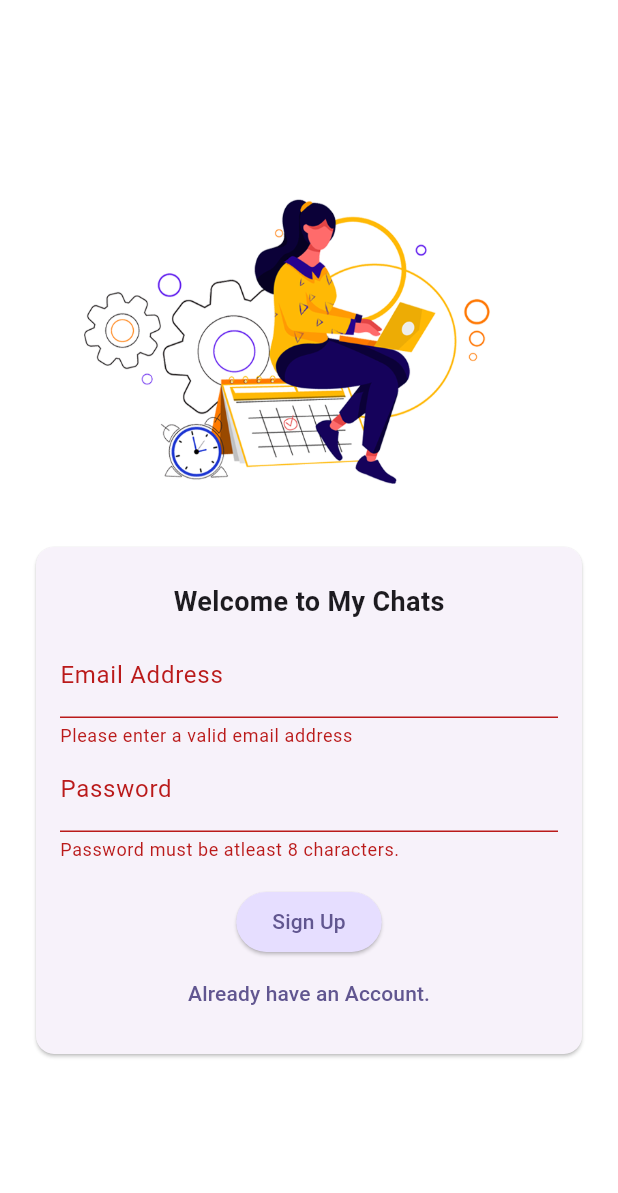
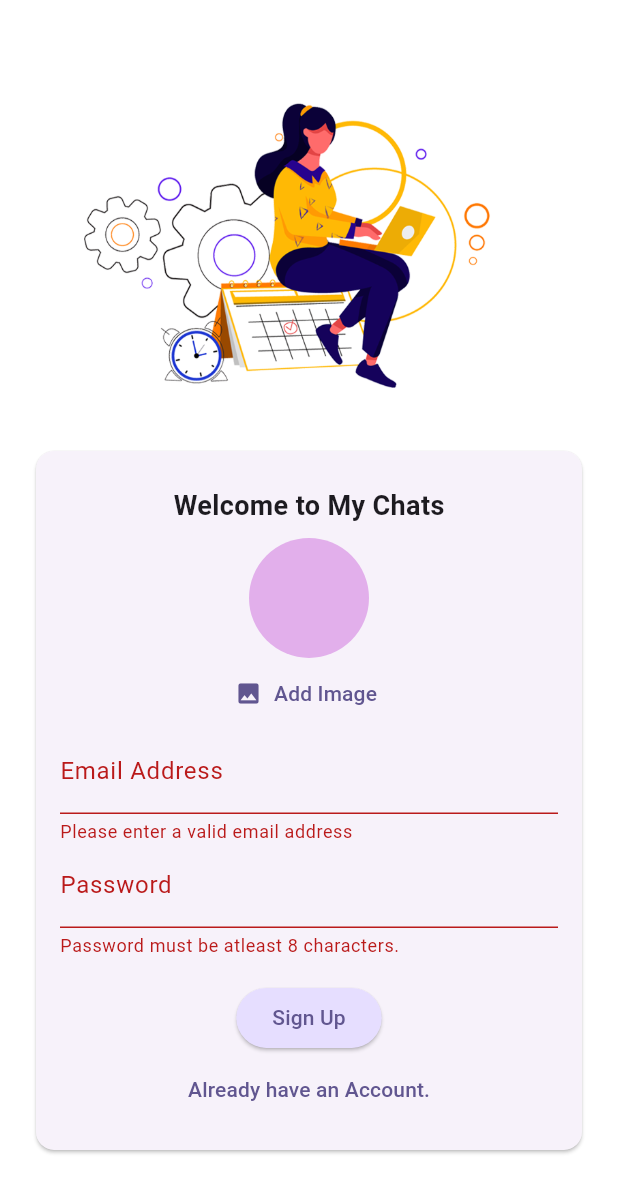
Before and after one commit to ANMOL-design/ChatApp, a Flutter app: the screen it shows after launch, after a tap on "Login", after a tap on "Create an Account", on a phone screen of 412 x 824 dp. Shown: the top 1193 px of the screen. Run offline on Flutter 3.47's test engine with Material 3 defaults, Android fonts, the phone set to English and light mode, and no system bars; our stand-ins replace firebase_auth, firebase_core, firebase_storage, image_picker; accounts and stored records are empty.

Commit message:
Upload Image to firebase, create database, added authhentication

```diff
--- a/lib/main.dart
+++ b/lib/main.dart
@@ -1,9 +1,12 @@
+import 'package:firebase_auth/firebase_auth.dart';
 import 'package:flutter/material.dart';
 
 import 'package:firebase_core/firebase_core.dart';
 import 'firebase_options.dart';
 
 import 'package:chat_app/screens/auth.dart';
+import 'package:chat_app/screens/chats.dart';
+import 'package:chat_app/screens/splash.dart';
 
 void main() async {
   WidgetsFlutterBinding.ensureInitialized();
@@ -21,11 +24,23 @@ class App extends StatelessWidget {
     return MaterialApp(
       title: 'FlutterChat',
       theme: ThemeData().copyWith(
+        // ignore: deprecated_member_use
         useMaterial3: true,
         colorScheme: ColorScheme.fromSeed(
             seedColor: const Color.fromARGB(255, 63, 17, 177)),
       ),
-      home: const AuthScreen(),
+      home: StreamBuilder(
+        stream: FirebaseAuth.instance.authStateChanges(),
+        builder: (ctx, snapshot) {
+          if (snapshot.connectionState == ConnectionState.waiting) {
+            return const SplashScreen();
+          }
+          if (snapshot.hasData) {
+            return const ChatScreen();
+          }
+          return const AuthScreen();
+        },
+      ),
     );
   }
 }
--- a/lib/screens/auth.dart
+++ b/lib/screens/auth.dart
@@ -1,4 +1,11 @@
+import 'dart:io';
 import 'package:flutter/material.dart';
+import 'package:firebase_auth/firebase_auth.dart';
+import 'package:firebase_storage/firebase_storage.dart';
+
+import 'package:chat_app/widgets/user_image_picker.dart';
+
+final _firebase = FirebaseAuth.instance;
 
 class AuthScreen extends StatefulWidget {
   const AuthScreen({super.key});
@@ -11,17 +18,69 @@ class AuthScreen extends StatefulWidget {
 
 class _AuthScreenState extends State<AuthScreen> {
   final _formKey = GlobalKey<FormState>();
+
+  File? _selectedImage;
+
   var _isLogin = true;
+  var isLoading = false;
   var _enteredEmail = '';
   var _enteredPassword = '';
 
-  void _submit() {
+  void _submit() async {
     final isValid = _formKey.currentState!.validate();
 
-    if (isValid) {
+    // checking that the image was selected
+    if (!isValid || !_isLogin && _selectedImage == null) {
+      // show error message ...
+      return;
+    }
+
     _formKey.currentState!.save();
-      print(_enteredEmail);
-      print(_enteredPassword);
+
+    try {
+      setState(() {
+        isLoading = true;
+      });
+      if (_isLogin) {
+        // Login User
+        await _firebase.signInWithEmailAndPassword(
+          email: _enteredEmail,
+          password: _enteredPassword,
+        );
+      } else {
+        // Sign Up
+        final userCredentials = await _firebase.createUserWithEmailAndPassword(
+          email: _enteredEmail,
+          password: _enteredPassword,
+        );
+
+        // upload the selected Image using Firebase Storage
+        final storageRef = FirebaseStorage.instance
+            .ref()
+            .child('user_images')
+            .child('${userCredentials.user!.uid}.jpg');
+
+        await storageRef.putFile(_selectedImage!);
+        final imageURL = await storageRef.getDownloadURL();
+
+        print(imageURL);
+      }
+    } on FirebaseAuthException catch (error) {
+      // error handling
+      if (error.code == 'email-already-in-use') {
+        // Though error email already exist
+      }
+      // ignore: use_build_context_synchronously
+      ScaffoldMessenger.of(context).clearSnackBars();
+      // ignore: use_build_context_synchronously
+      ScaffoldMessenger.of(context).showSnackBar(
+        SnackBar(
+          content: Text(error.message ?? 'Authentication failed.'),
+        ),
+      );
+      setState(() {
+        isLoading = false;
+      });
     }
   }
 
@@ -64,6 +123,14 @@ class _AuthScreenState extends State<AuthScreen> {
                               ),
                             ),
                           ),
+                          // Showing the Image Picker Conditionally
+                          if (!_isLogin)
+                            UserImagePicker(
+                              onPickImage: (image) {
+                                _selectedImage = image;
+                              },
+                            ),
+
                           TextFormField(
                             decoration: const InputDecoration(
                               labelText: "Email Address",
@@ -103,6 +170,10 @@ class _AuthScreenState extends State<AuthScreen> {
                           const SizedBox(
                             height: 16,
                           ),
+                          // Show Loader
+                          if (isLoading) const CircularProgressIndicator(),
+                          // Show & Hide Buttons
+                          if (!isLoading)
                             ElevatedButton(
                               onPressed: _submit,
                               style: ElevatedButton.styleFrom(
@@ -112,6 +183,7 @@ class _AuthScreenState extends State<AuthScreen> {
                               ),
                               child: Text(_isLogin ? 'Login' : 'Sign Up'),
                             ),
+                          if (!isLoading)
                             TextButton(
                               onPressed: () {
                                 setState(() {
--- /dev/null
+++ b/lib/screens/splash.dart
@@ -0,0 +1,14 @@
+import 'package:flutter/material.dart';
+
+class SplashScreen extends StatelessWidget {
+  const SplashScreen({super.key});
+
+  @override
+  Widget build(BuildContext context) {
+    return const Scaffold(
+      body: Center(
+        child: Text('Chat App'),
+      ),
+    );
+  }
+}
--- /dev/null
+++ b/lib/widgets/user_image_picker.dart
@@ -0,0 +1,59 @@
+import 'dart:io';
+import 'package:flutter/material.dart';
+import 'package:image_picker/image_picker.dart';
+
+class UserImagePicker extends StatefulWidget {
+  const UserImagePicker({super.key, required this.onPickImage});
+
+  final void Function(File pickedImage) onPickImage;
+
+  @override
+  State<UserImagePicker> createState() {
+    return _UserImagePickerState();
+  }
+}
+
+class _UserImagePickerState extends State<UserImagePicker> {
+  File? _pickedImage;
+
+  void _pickImage() async {
+    final pickedImage = await ImagePicker().pickImage(
+      source: ImageSource.camera,
+      imageQuality: 50,
+      maxWidth: 200,
+      maxHeight: 200,
+    );
+
+    if (pickedImage == null) {
+      return;
+    }
+
+    setState(() {
+      _pickedImage = File(pickedImage.path);
+    });
+
+    widget.onPickImage(_pickedImage!);
+  }
+
+  @override
+  Widget build(BuildContext context) {
+    return Column(
+      children: [
+        CircleAvatar(
+          radius: 40,
+          backgroundColor: const Color.fromARGB(255, 226, 175, 235),
+          foregroundImage:
+              _pickedImage != null ? FileImage(_pickedImage!) : null,
+        ),
+        TextButton.icon(
+          onPressed: _pickImage,
+          icon: const Icon(Icons.image),
+          label: Text(
+            'Add Image',
+            style: TextStyle(color: Theme.of(context).colorScheme.primary),
+          ),
+        ),
+      ],
+    );
+  }
+}
--- a/pubspec.yaml
+++ b/pubspec.yaml
@@ -37,6 +37,9 @@ dependencies:
   cupertino_icons: ^1.0.2
   firebase_core: ^2.24.2
   firebase_auth: ^4.16.0
+  firebase_storage: ^11.6.0
+  image_picker: ^1.0.6
+  cloud_firestore: ^4.14.0
 
 dev_dependencies:
   flutter_test:
```
Also changed, not shown: lib/screens/chats.dart (added, +36 -0 lines), pubspec.lock, 6 other files. Lines whose indentation alone changed are shown as unchanged.
